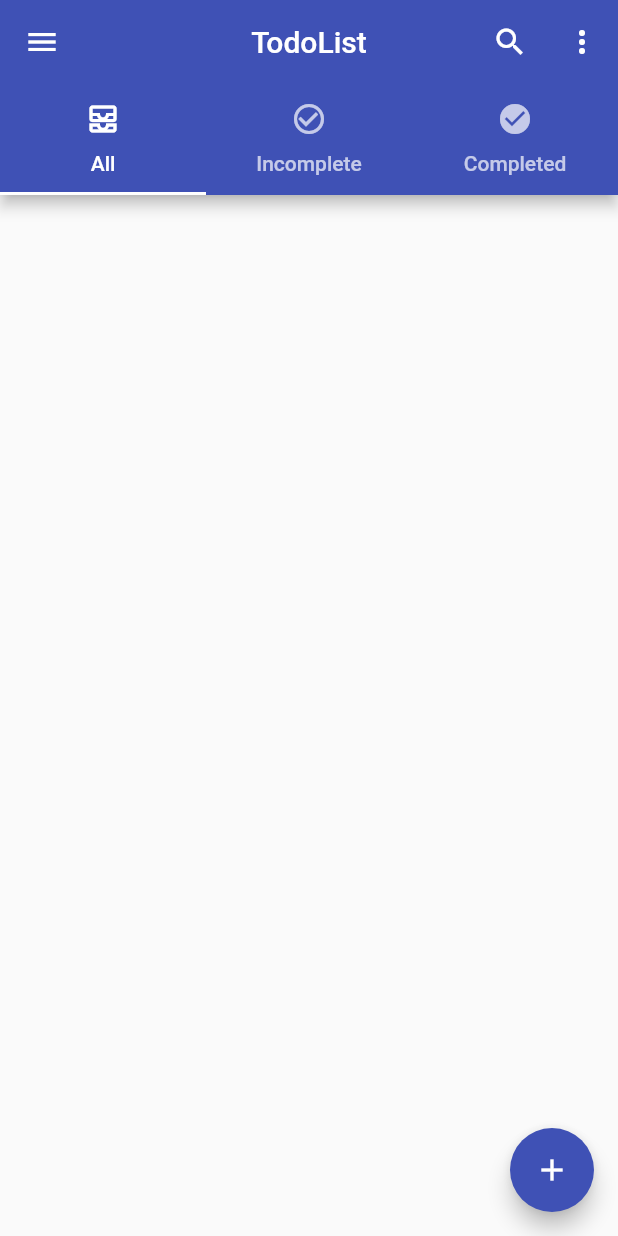
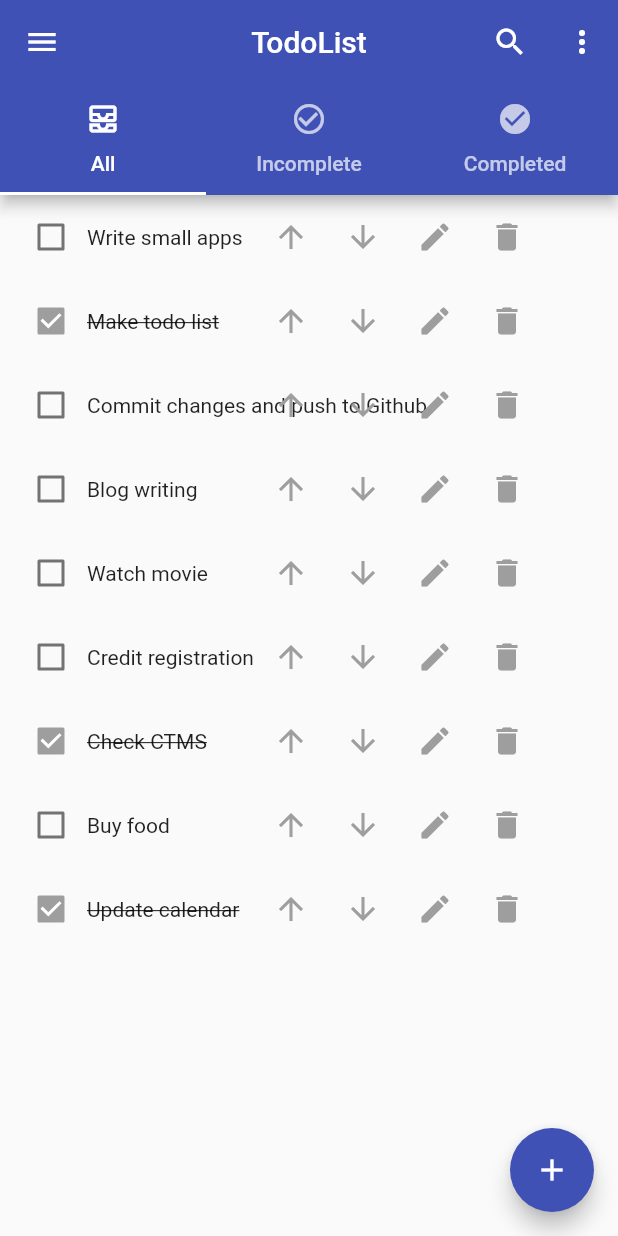
Before and after one commit to uyn-nn/flutter_app, a Flutter app: the screen it shows after launch, on a phone screen of 412 x 824 dp. Run offline on Flutter 3.47's test engine with Material 2 defaults, Android fonts, the light colour scheme and no system bars.

Commit message:
add up-down, edit reorderable list view

```diff
--- a/lauqua/lib/main.dart
+++ b/lauqua/lib/main.dart
@@ -1,12 +1,21 @@
-// ignore: avoid_web_libraries_in_flutter
 
-// ignore_for_file: deprecated_member_use
+//import 'dart:html';
 
 import 'package:flutter/material.dart';
 import 'package:flutter/services.dart';
 
-Future main() async {
+// async dùng để khai báo một hàm bất đồng bộ,
+// các hàm bất đồng bộ sẽ luôn trả về một giá trị
+// việc sử dụng async chỉ đơn giản là ngụ ý rằng một lời hứa sẽ trả lại
+// và nếu một lời hứa không được trả lại thì JS sẽ tự động kết thúc nó
+void main() async {
+  // đây là hàm nội bộ nên phải gọi setPreferredOrientations()
+  // trước khi gọi runApp() nên ta dùng:
   WidgetsFlutterBinding.ensureInitialized();
+  // await sử dụng để chờ một promise, chỉ được sử dụng bên trong 1 khối async(hàm không đồng bộ)
+  // từ khóa await làm cho JS đợi cho đến khi promise trả về kết quả
+
+  // thiết lập các hướng ưu tiên, sau khi nó hoàn thành thì ta chạy ứng dụng của mình
   await SystemChrome.setPreferredOrientations([
     DeviceOrientation.portraitUp,
     DeviceOrientation.portraitDown,
@@ -20,6 +29,7 @@ class MyApp extends StatelessWidget {
   const MyApp({Key? key}) : super(key: key);
   @override
   Widget build(BuildContext context) => MaterialApp(
+    // xóa nhãn debug trên màn hình ứng dụng
     debugShowCheckedModeBanner: false,
     title: title,
     theme: ThemeData(primarySwatch: Colors.indigo),
@@ -36,7 +46,17 @@ class HomePage extends StatefulWidget {
 }
 
 class HomePageState extends State<HomePage> {
-  List<Task> tasks = [];
+  List<Task> tasks = [
+    Task(content: 'Write small apps', status: false),
+    Task(content: 'Make todo list', status: true),
+    Task(content: 'Commit changes and push to Github', status: false),
+    Task(content: 'Blog writing', status: false),
+    Task(content: 'Watch movie', status: false),
+    Task(content: 'Credit registration', status: false),
+    Task(content: 'Check CTMS', status: true),
+    Task(content: 'Buy food', status: false),
+    Task(content: 'Update calendar', status: true),
+  ];
   List<Task> displayedTasks = [];
   String currentStatus = 'all';
   bool isChecked = false;
@@ -49,7 +69,8 @@ class HomePageState extends State<HomePage> {
   @override
   Widget build(BuildContext context) {
     final allTaskIndexes = tasks.map((e) => tasks.indexOf(e)).toList();
-    final incompleteTaskIndexes = tasks
+    // js map
+    final List<int> incompleteTaskIndexes = tasks
         .where((element) => !element.status)
         .map((e) => tasks.indexOf(e))
         .toList();
@@ -94,40 +115,46 @@ class HomePageState extends State<HomePage> {
             ReorderableListView.builder(
               itemCount: allTaskIndexes.length,
               onReorder: (oldIndex, newIndex) => setState(() {
+                if (newIndex < allTaskIndexes.length) {
                   final index = newIndex > oldIndex ? newIndex - 1 : newIndex;
                   final task = tasks.removeAt(oldIndex);
                   tasks.insert(index, task);
+                }
               }),
               itemBuilder: (context, index) {
-                //final task = tasks[index];
+                // final task = tasks[index];
                 return buildTask(allTaskIndexes[index]);
               },
             ),
             ReorderableListView.builder(
               itemCount: incompleteTaskIndexes.length,
               onReorder: (oldIndex, newIndex) => setState(() {
+                if (newIndex < incompleteTaskIndexes.length) {
                   oldIndex = incompleteTaskIndexes[oldIndex];
                   newIndex = incompleteTaskIndexes[newIndex];
                   final index = newIndex > oldIndex ? newIndex - 1 : newIndex;
                   final task = tasks.removeAt(oldIndex);
                   tasks.insert(index, task);
+                }
               }),
               itemBuilder: (context, index) {
-                //final task = CompleteTasks[index];
+                // final task = CompleteTasks[index];
                 return buildTask(incompleteTaskIndexes[index]);
               },
             ),
             ReorderableListView.builder(
               itemCount: completeTasksIndexes.length,
               onReorder: (oldIndex, newIndex) => setState(() {
+                if (newIndex < completeTasksIndexes.length) {
                   oldIndex = completeTasksIndexes[oldIndex];
                   newIndex = completeTasksIndexes[newIndex];
                   final index = newIndex > oldIndex ? newIndex - 1 : newIndex;
                   final task = tasks.removeAt(oldIndex);
                   tasks.insert(index, task);
+                }
               }),
               itemBuilder: (context, index) {
-                //final task = IncompleteTasks[index];
+                // final task = IncompleteTasks[index];
                 return buildTask(completeTasksIndexes[index]);
               },
             ),
@@ -200,16 +227,15 @@ class HomePageState extends State<HomePage> {
   // }
 
   Widget buildTask(int index) {
-    final task = tasks[index];
+    //final task = tasks[index];
+    int taskIndex = tasks.indexOf(tasks[index]);
+
     return ListTile(
       key: ValueKey(index),
-      contentPadding: const EdgeInsets.symmetric(horizontal: 16, vertical: 12),
+      contentPadding: const EdgeInsets.only(left: 10, right: 50),
       //title: Text(tasks.content),
       leading: Row(
         mainAxisSize: MainAxisSize.min,
-        mainAxisAlignment: MainAxisAlignment.spaceBetween,
-        children: [
-          Row(
         children: [
           Checkbox(
             value: tasks[index].status,
@@ -231,9 +257,39 @@ class HomePageState extends State<HomePage> {
           ),
         ],
       ),
-          Row(
-            mainAxisAlignment: MainAxisAlignment.end,
+      trailing: Row(
+        mainAxisSize: MainAxisSize.min,
         children: [
+          IconButton(
+            icon: const Icon(
+              Icons.arrow_upward,
+              color: Colors.grey,
+            ),
+            onPressed: () {
+              setState(() {
+                if (taskIndex > 0) {
+                  var temp = tasks[taskIndex];
+                  tasks[taskIndex] = tasks[taskIndex - 1];
+                  tasks[taskIndex - 1] = temp;
+                }
+              });
+            },
+          ),
+          IconButton(
+            icon: const Icon(
+              Icons.arrow_downward,
+              color: Colors.grey,
+            ),
+            onPressed: () {
+              setState(() {
+                if (taskIndex < tasks.length - 1) {
+                  var temp = tasks[taskIndex];
+                  tasks[taskIndex] = tasks[taskIndex + 1];
+                  tasks[taskIndex + 1] = temp;
+                }
+              });
+            },
+          ),
           IconButton(
             icon: const Icon(Icons.edit, color: Colors.grey),
             onPressed: () {
@@ -245,12 +301,12 @@ class HomePageState extends State<HomePage> {
                           borderRadius: BorderRadius.circular(8)),
                       title: const Text('Edit Item'),
                       content: TextFormField(
-                            initialValue: task.content,
+                          initialValue: tasks[index].content,
                           onFieldSubmitted: (_) =>
                               Navigator.of(context).pop(),
-                            onChanged: (content) =>
-                                setState(() => task.content = content),
-                          ),
+                          onChanged: (content) {
+                            setState(() => tasks[index].content = content);
+                          }),
                     );
                   });
             },
@@ -295,8 +351,6 @@ class HomePageState extends State<HomePage> {
                 },
               );
             },
-              ),
-            ],
           ),
         ],
       ),
@@ -347,6 +401,7 @@ class ItemSearch extends SearchDelegate<Task> {
   @override
   Widget buildSuggestions(BuildContext context) {
     _filter = tasks.where((task) {
+      // trim() cắt các khoảng trắng(dấu cách, kí tự xuống dòng, dấu tab) ở 2 đầu của xâu
       return task.content.toLowerCase().contains(query.trim().toLowerCase());
     }).toList();
     return ListView.builder(
```
Lines whose indentation alone changed are shown as unchanged.
